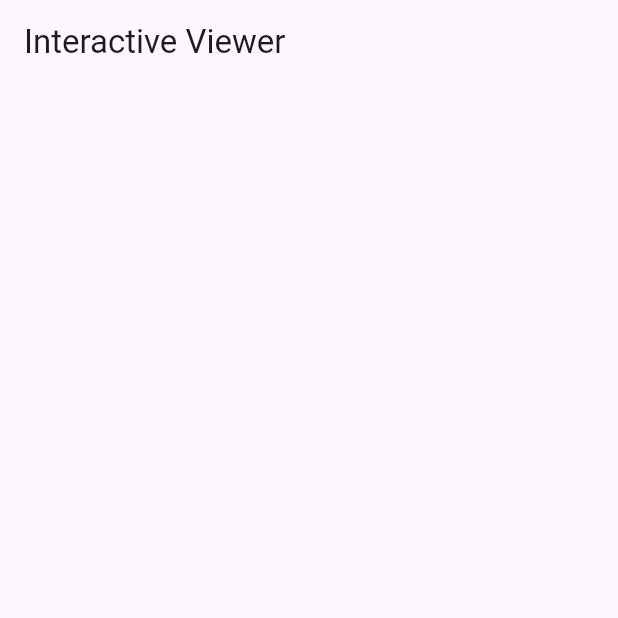
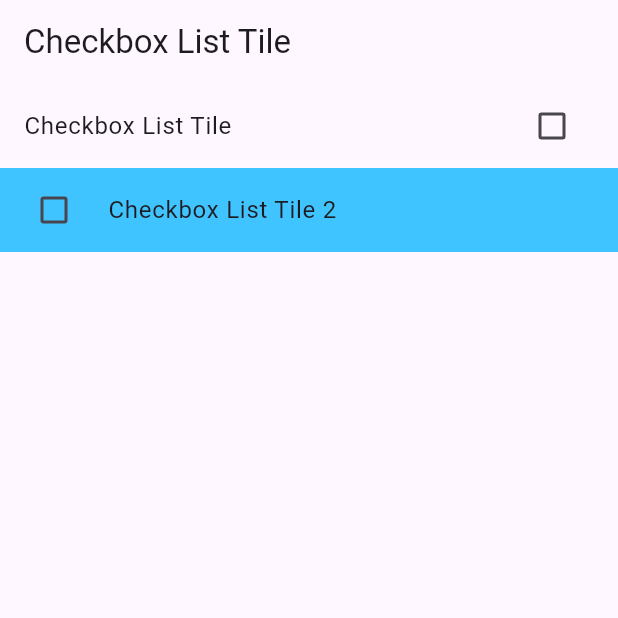
Before and after one commit to KRFLUTTERUG/wiki-flutter-widget, a Flutter app: the screen it shows after launch, on a phone screen of 412 x 824 dp, the top half of it. Run offline on Flutter 3.47's test engine with Material 3 defaults, Android fonts, the phone set to English and light mode, and no system bars; our stand-ins replace fl_chart, gap.

Commit message:
feat : checkbox list tile

```diff
--- a/lib/main.dart
+++ b/lib/main.dart
@@ -21,6 +21,6 @@ class MyApp extends StatelessWidget {
           colorScheme: ColorScheme.fromSeed(seedColor: Colors.deepPurple),
           useMaterial3: true,
         ),
-        home: const MyInteractiveViewer());
+        home: const MyCheckboxListTile());
   }
 }
--- /dev/null
+++ b/lib/widget/20210123/checkboxlisttile.dart
@@ -0,0 +1,48 @@
+import 'package:flutter/material.dart';
+
+class MyCheckboxListTile extends StatefulWidget {
+  const MyCheckboxListTile({super.key});
+
+  @override
+  State<MyCheckboxListTile> createState() => _MyCheckboxListTileState();
+}
+
+class _MyCheckboxListTileState extends State<MyCheckboxListTile> {
+  bool? _isChecked = false;
+  bool? _isChecked2 = false;
+  @override
+  Widget build(BuildContext context) {
+    return Scaffold(
+      appBar: AppBar(
+        title: Text('Checkbox List Tile'),
+      ),
+      body: Column(children: [
+        CheckboxListTile(
+          title: Text('Checkbox List Tile'),
+          value: _isChecked,
+          onChanged: (bool? newValue) {
+            setState(() {
+              _isChecked = newValue;
+            });
+          },
+          activeColor: Colors.orangeAccent,
+          checkColor: Colors.lightGreen,
+        ),
+        CheckboxListTile(
+          title: Text('Checkbox List Tile 2'),
+          value: _isChecked2,
+          onChanged: (bool? newValue) {
+            setState(() {
+              _isChecked2 = newValue;
+            });
+          },
+          activeColor: Colors.orangeAccent,
+          checkColor: Colors.lightGreen,
+          controlAffinity: ListTileControlAffinity.leading,
+          tileColor: Colors.lightBlueAccent,
+          tristate: true,
+        ),
+      ]),
+    );
+  }
+}
--- a/lib/widget/20210123/lib/20210123.dart
+++ b/lib/widget/20210123/lib/20210123.dart
@@ -2,6 +2,7 @@ export '../adaptive.dart';
 export '../alertdialog.dart';
 export '../animatedcrossfade.dart';
 export '../bottomnavigationbar.dart';
+export '../checkboxlisttile.dart';
 export '../choicechip.dart';
 export '../expanded.dart';
 export '../expansiontile.dart';
```
Also changed, not shown: 2 other files.
